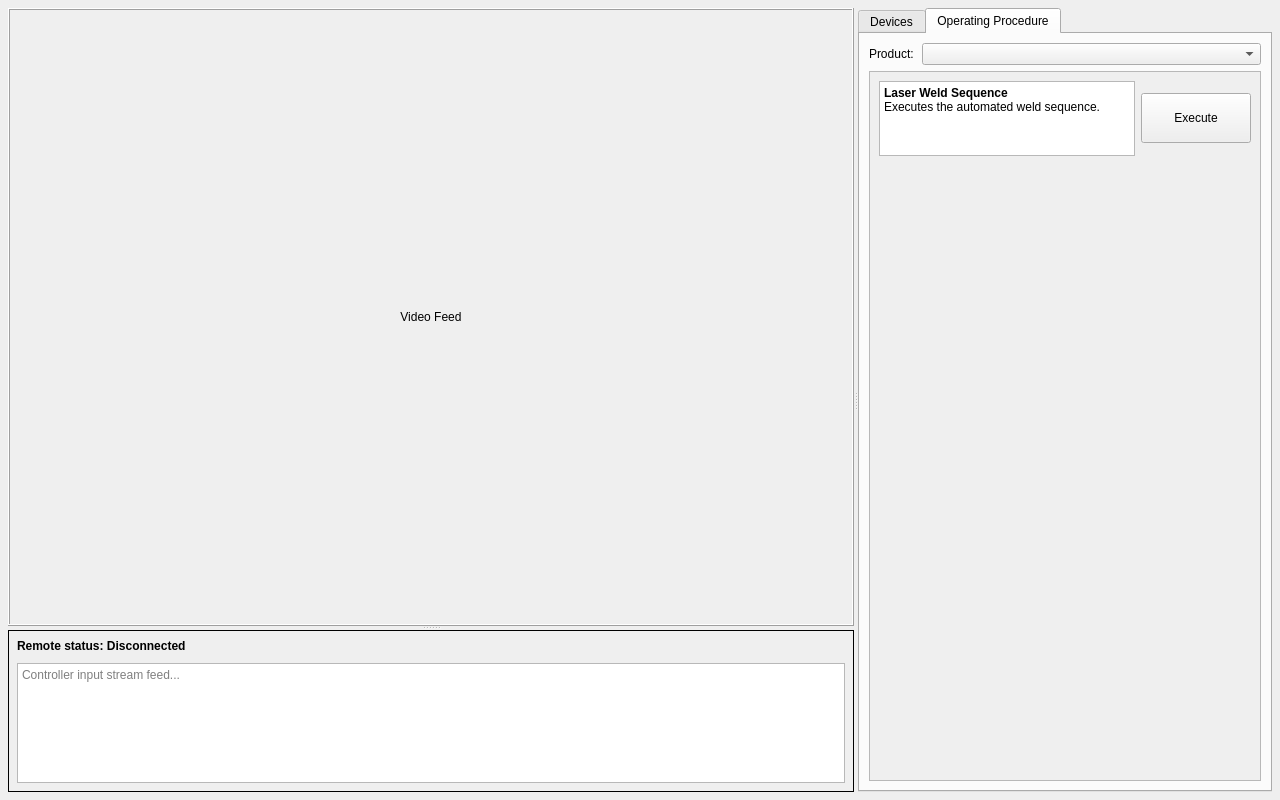
First picture: the form in mainwindow.ui, repository ahrgm5/Instrumentation_gui, before the edit.
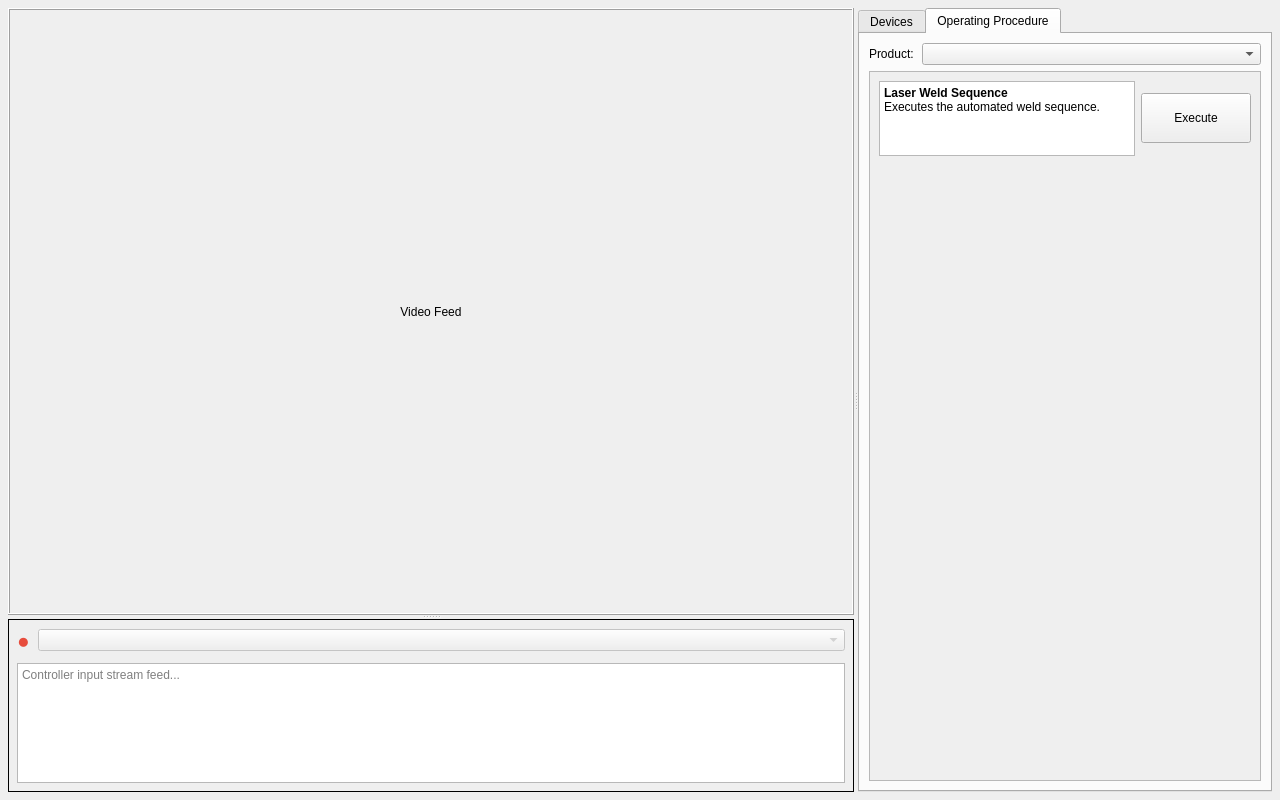
Second picture: the form after the edit.

Commit message: Created Pull down menu for controller and generic interface for motors.

Diff of the .ui file:
```diff
--- a/mainwindow.ui
+++ b/mainwindow.ui
@@ -137,16 +137,31 @@
              <number>8</number>
             </property>
             <item>
-             <widget class="QLabel" name="lblRemoteStatus">
-              <property name="font">
-               <font>
-                <bold>true</bold>
-               </font>
+             <layout class="QHBoxLayout" name="horizontalLayout_RemoteHeader">
+              <property name="spacing">
+               <number>8</number>
               </property>
-              <property name="text">
-               <string>Remote status: Disconnected</string>
-              </property>
-             </widget>
+              <item>
+               <widget class="QLabel" name="lblRemoteStatus">
+                <property name="text">
+                 <string>&lt;html&gt;&lt;head/&gt;&lt;body&gt;&lt;p&gt;&lt;span style=&quot; color:#e74c3c; font-size:16pt;&quot;&gt;&amp;#9679;&lt;/span&gt;&lt;/p&gt;&lt;/body&gt;&lt;/html&gt;</string>
+                </property>
+               </widget>
+              </item>
+              <item>
+               <widget class="QComboBox" name="comboRemoteTarget">
+                <property name="enabled">
+                 <bool>false</bool>
+                </property>
+                <property name="sizePolicy">
+                 <sizepolicy hsizetype="Expanding" vsizetype="Fixed">
+                  <horstretch>0</horstretch>
+                  <verstretch>0</verstretch>
+                 </sizepolicy>
+                </property>
+               </widget>
+              </item>
+             </layout>
             </item>
             <item>
              <widget class="QTextEdit" name="textControllerStream">
```
The commit also changes 5 other files.
